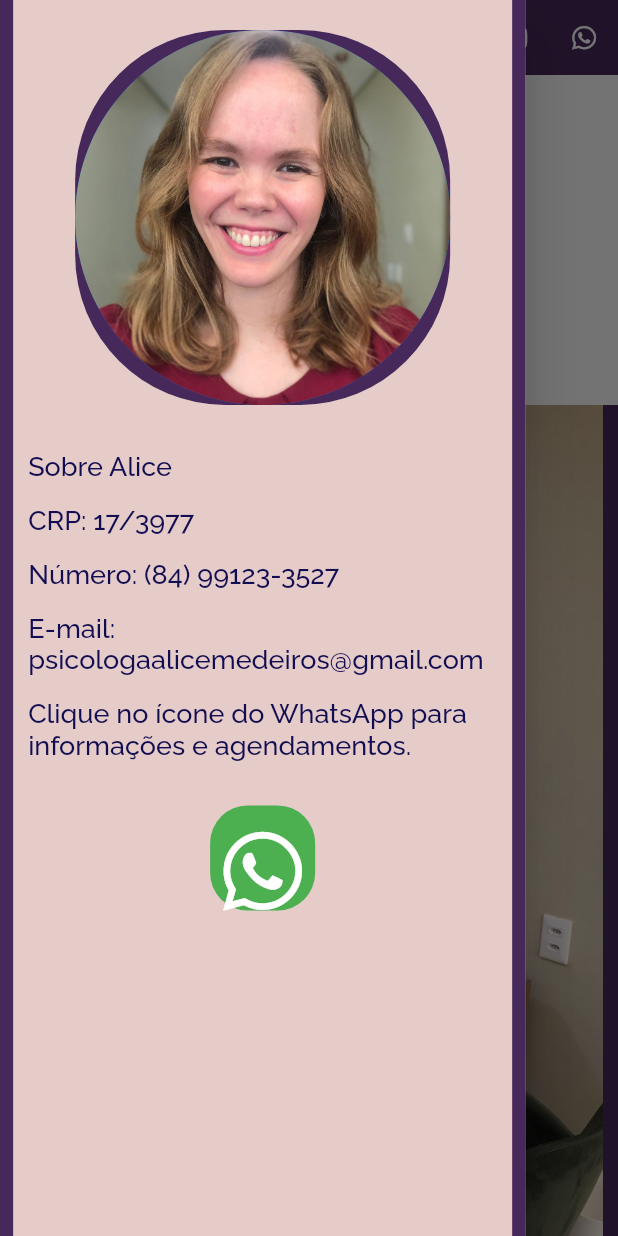
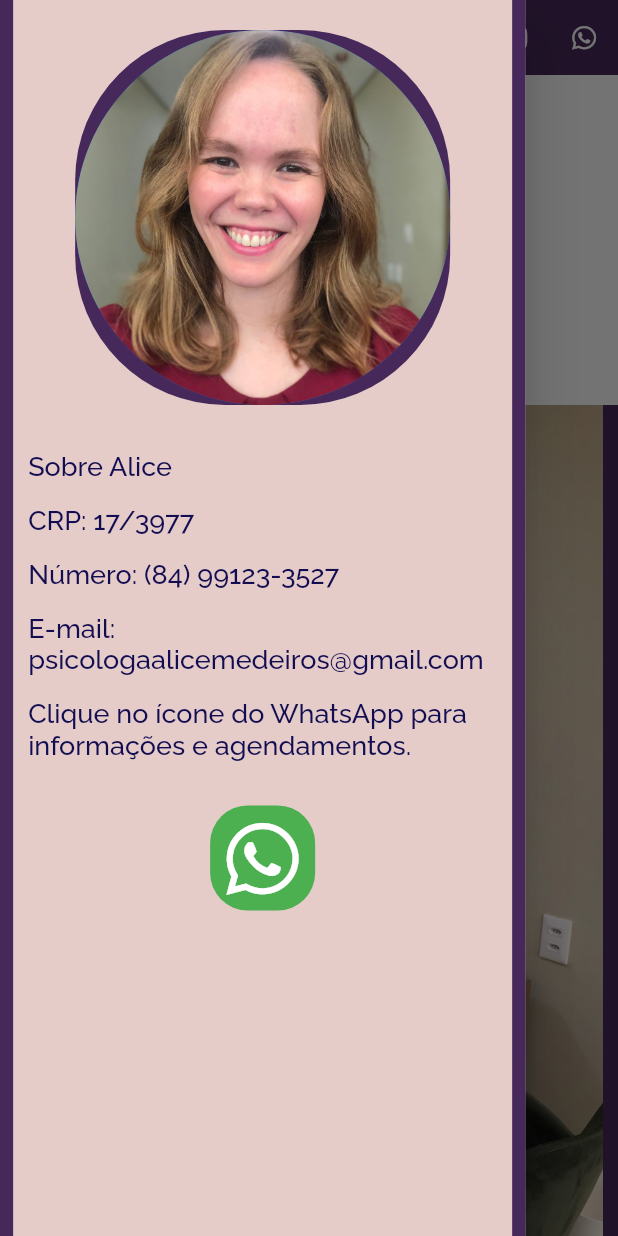
Before and after one commit to DenisRdsilva/psiAliceMedeiros, a Flutter app: the screen it shows after launch, with the side drawer open, on a phone screen of 412 x 824 dp. Run offline on Flutter 3.47's test engine with Material 2 defaults, Android fonts, the light colour scheme and no system bars; drawn by our look-alikes of flutter_image_slideshow; our stand-ins replace auto_size_text, flutter_map, font_awesome_flutter, google_fonts, latlong2, sizer and 1 more.

Commit message:
video actualized

```diff
--- a/lib/main.dart
+++ b/lib/main.dart
@@ -47,7 +47,9 @@ class _MyHomePageState extends State<MyHomePage> {
     if (swidth<=1000)[
     if (swidth>800)[val = 0.4, exp = 1330]];
     if (swidth<=800)[
-    if (swidth>600)[val = 0.6, exp = 1200]];
+    if (swidth>700)[val = 0.5, exp = 1200]];
+    if (swidth<=700)[
+    if (swidth>600)[val = 0.6, exp = 1175]];
     if (swidth<=600)[val = 0.85, exp = 1150];
     return Scaffold(
       key: scaffoldKey,
@@ -62,12 +64,12 @@ class _MyHomePageState extends State<MyHomePage> {
             Container(margin: EdgeInsets.only(left: 10, right: 10), alignment: Alignment.centerLeft, child: Text('Número: (84) 99123-3527', style: GoogleFonts.raleway(color: Color.fromARGB(255, 18, 12, 81), fontSize: 18, fontWeight: FontWeight.w500))),
             Container(margin: EdgeInsets.only(left: 10, top: 15, bottom: 15, right: 10), alignment: Alignment.centerLeft, child: Text('E-mail: psicologaalicemedeiros@gmail.com', style: GoogleFonts.raleway(color: Color.fromARGB(255, 18, 12, 81), fontSize: 18, fontWeight: FontWeight.w500))),
             Container(margin: EdgeInsets.only(left: 10, right: 10), alignment: Alignment.centerLeft, child: Text('Clique no ícone do WhatsApp para informações e agendamentos.', textAlign: TextAlign.left, style: GoogleFonts.raleway(color: Color.fromARGB(255, 18, 12, 81), fontSize: 18, fontWeight: FontWeight.w500))),
-            Row(children: [
+            Row(mainAxisAlignment: MainAxisAlignment.center, children: [
               Spacer(),
-              Container(margin: EdgeInsets.only(top: 30), padding: EdgeInsets.only(top: 5, bottom: 5), alignment: Alignment.center,
+              Container(margin: EdgeInsets.only(top: 30), alignment: Alignment.center,
                 width: 70, height: 70, decoration: BoxDecoration(color:Colors.green, borderRadius: BorderRadius.circular(25)),
                 child: TextButton (onPressed: _launchURL1,
-                  child: Icon(FontAwesomeIcons.whatsapp, color:Colors.white, size: 60))),
+                  child: Icon(FontAwesomeIcons.whatsapp, color:Colors.white, size: 55))),
               Spacer()
             ]),
         ])),
@@ -76,7 +78,7 @@ class _MyHomePageState extends State<MyHomePage> {
       body: SingleChildScrollView(
       physics: BouncingScrollPhysics(),
       child: Column(children: [
-        if (swidth>500)...[
+        if (swidth>550)...[
         Container(height: 50, width: swidth,
           color:  Color.fromARGB(255, 70, 41, 90),
           child: Row(children: [
```
